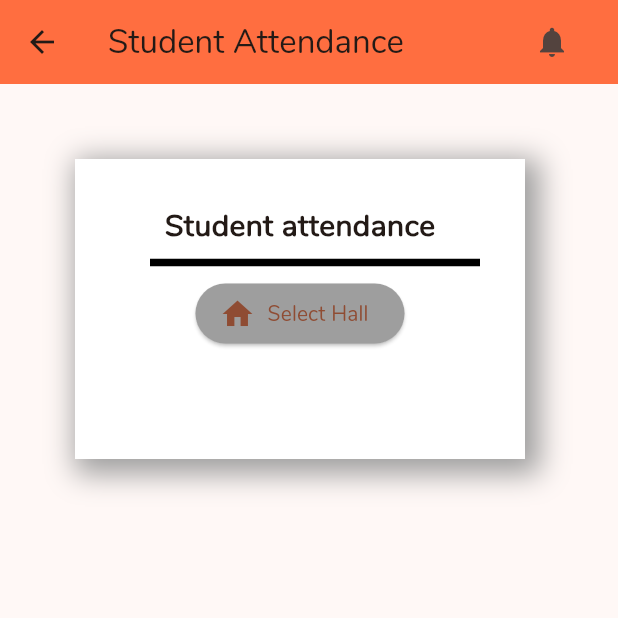
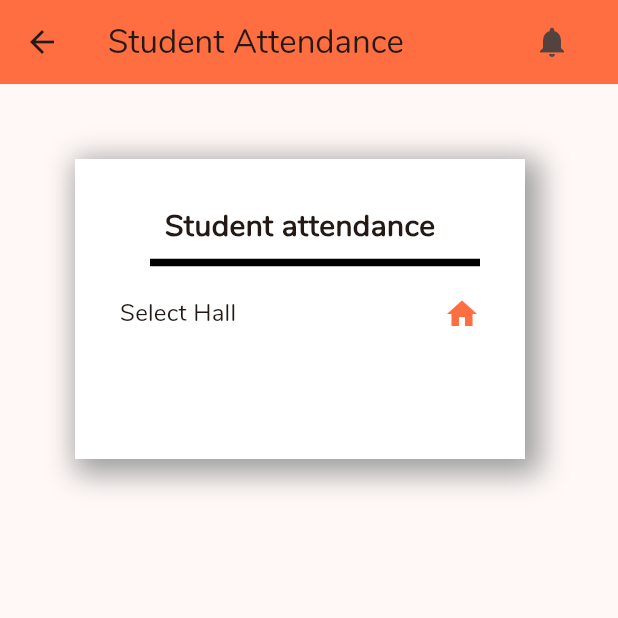
Before and after one commit to FusionIIIT/Fusion-mobile, a Flutter app: the Student_attendance screen opened directly, on a phone screen of 412 x 824 dp, the top half of it. Run offline on Flutter 3.47's test engine with Material 2 defaults, Android fonts, the phone set to English and light mode, and no system bars; our stand-ins replace date_field.

Commit message:
updated screens

```diff
--- a/lib/screens/Hostelmanagement/Student_attendance.dart
+++ b/lib/screens/Hostelmanagement/Student_attendance.dart
@@ -1,6 +1,8 @@
 import 'package:flutter/material.dart';
 import 'package:fusion/main.dart';
 import 'package:fusion/screens/Hostelmanagement/hostelmanagement.dart';
+
+import 'Notice_Board.dart';
 
 class Student_attendance extends StatelessWidget {
   //const SecondRoute({super.key});
@@ -58,21 +60,53 @@ class Student_attendance extends StatelessWidget {
               endIndent: 0,
               color: Colors.black,
             ),
-            ElevatedButton.icon(
-              onPressed: () {
-                Navigator.push(context,
-                    MaterialPageRoute(builder: (context) => attendance()));
-              },
-              style: ElevatedButton.styleFrom(
-                primary: Colors.grey, // Background color
+             DropdownButton<String>(
+                value: 'Select Hall',
+                isExpanded: true,
+                icon: const Icon(
+                  Icons.home,
+                  color: Colors.deepOrangeAccent,
+                ),
+                underline: const SizedBox(),
+                onChanged: (String? newValue) {
+                  if (newValue == 'Hall 1') {
+                    Navigator.push(
+                      context,
+                      MaterialPageRoute(builder: (context) => attendance()),
+                    );
+                  } else if (newValue == 'Hall 3') {
+                    Navigator.push(
+                      context,
+                      MaterialPageRoute(builder: (context) => attendance()),
+                    );
+                  } else if (newValue == 'Hall 4') {
+                    Navigator.push(
+                      context,
+                      MaterialPageRoute(builder: (context) => attendance()),
+                    );
+                  } else if (newValue == 'Maa Saraswati') {
+                    Navigator.push(
+                      context,
+                      MaterialPageRoute(builder: (context) => attendance()),
+                    );
+                  }
+                  setState(() {
+                    // handle updating category
+                  });
+                },
+                items: <String>[
+                  'Select Hall',
+                  'Hall 1',
+                  'Hall 3',
+                  'Hall 4',
+                  'Maa Saraswati'
+                ].map<DropdownMenuItem<String>>((String value) {
+                  return DropdownMenuItem<String>(
+                    value: value,
+                    child: Text(value),
+                  );
+                }).toList(),
               ),
-              icon: const Icon(
-                // <-- Icon
-                Icons.home,
-                size: 24.0,
-              ),
-              label: Text('Select Hall'), //<-- Text
-            ),
           ]),
         ),
       ]),
```
